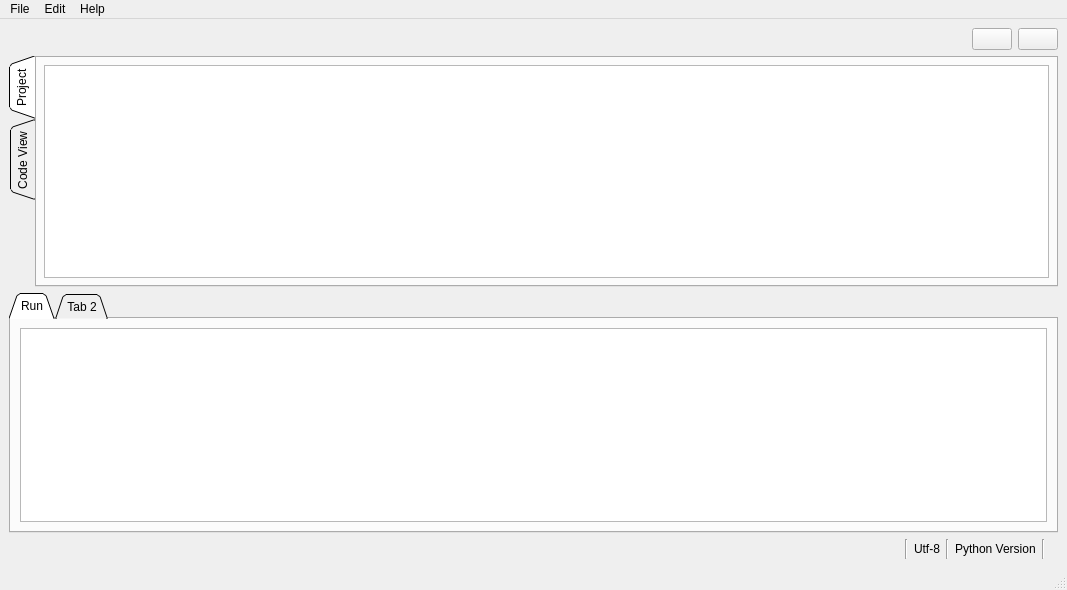
Qt form appData/editor.ui (nikitka-lyceum/Editor) before a commit.
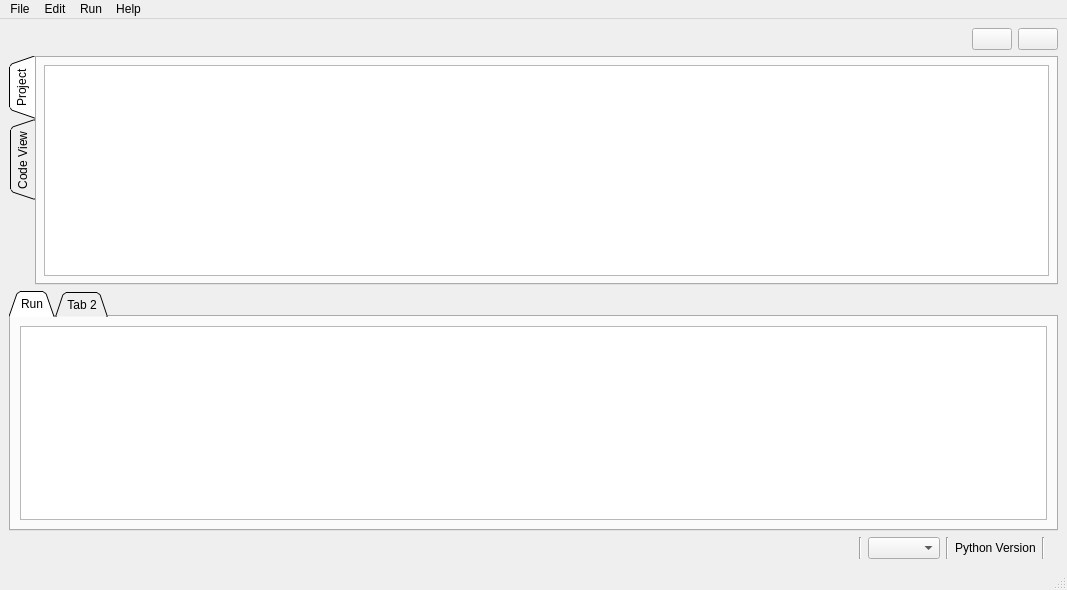
The same form after that commit.

```diff
--- a/appData/editor.ui
+++ b/appData/editor.ui
@@ -179,9 +179,9 @@
        </widget>
       </item>
       <item>
-       <widget class="QLabel" name="encoding">
-        <property name="text">
-         <string>Utf-8</string>
+       <widget class="QComboBox" name="encodingList">
+        <property name="sizeAdjustPolicy">
+         <enum>QComboBox::AdjustToContentsOnFirstShow</enum>
         </property>
        </widget>
       </item>
@@ -280,8 +280,15 @@
     <addaction name="separator"/>
     <addaction name="actionExit_2"/>
    </widget>
+   <widget class="QMenu" name="menuRun">
+    <property name="title">
+     <string>Run</string>
+    </property>
+    <addaction name="actionRun"/>
+   </widget>
    <addaction name="menu"/>
    <addaction name="menuEdit"/>
+   <addaction name="menuRun"/>
    <addaction name="menuHelp"/>
   </widget>
   <action name="actionSave">
```
Left out of the diff: 8 changed lines with no effect on the pictures.
